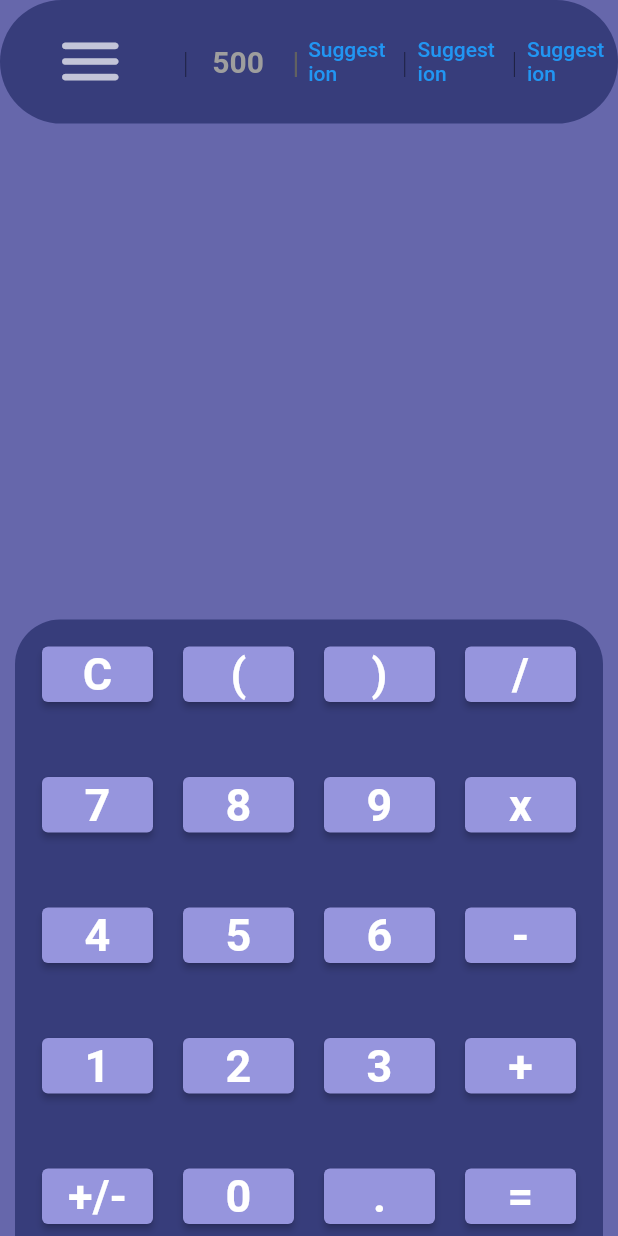
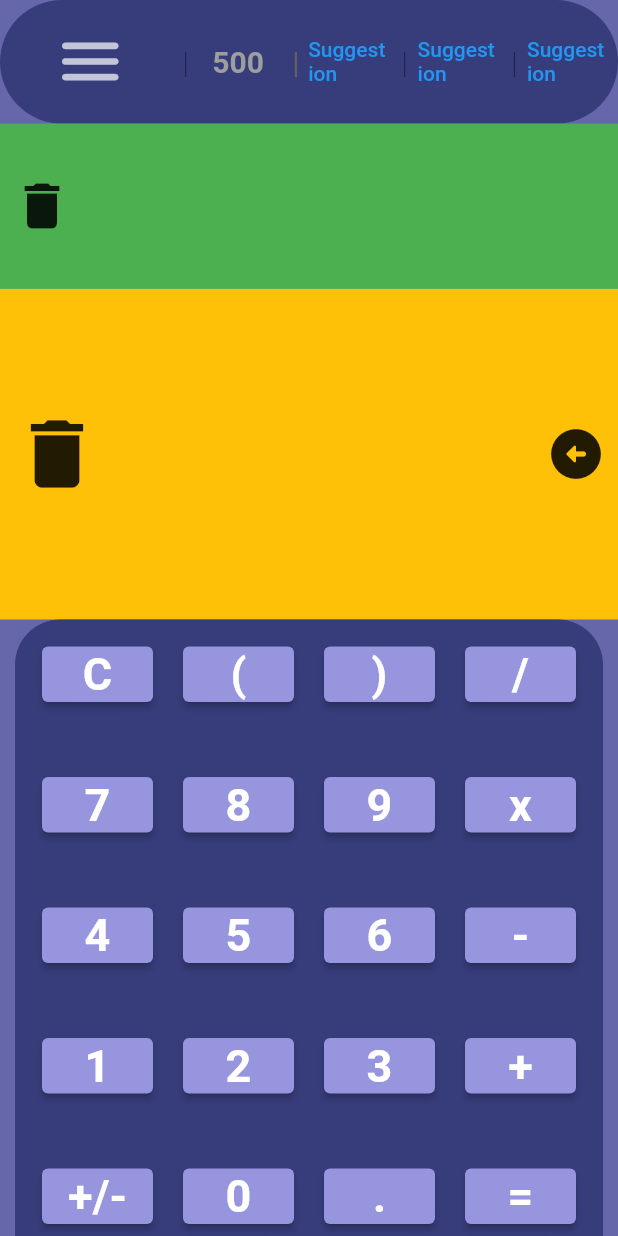
Before and after one commit to NuclearTea/calculator_app, a Flutter app: the screen it shows after launch, on a phone screen of 412 x 824 dp. Run offline on Flutter 3.47's test engine with Material 2 defaults, Android fonts, the phone set to English and light mode, and no system bars; our stand-ins replace math_expressions; missing offline and left inert: function_tree.

Commit message:
fixed container sizing, added buttons

```diff
--- a/lib/main.dart
+++ b/lib/main.dart
@@ -229,14 +229,66 @@ class _MyHomePageState extends State<MyHomePage> {
                 ],
               ),
             ),
-            Column(
-              mainAxisAlignment: MainAxisAlignment.start,
-              children: [
-                Container(
-                  child: Text(equation),
+            Expanded(
+              flex: 1,
+              child: Container(
+                // width: double.infinity,
+                color: Colors.green,
+                child: Row(
+                  children: [
+                    Expanded(
+                      flex: 1,
+                      child: IconButton(
+                          iconSize: 40,
+                          onPressed: () => setState(() => equation = ""),
+                          icon: const Icon(Icons.delete)),
+                    ),
+                    Expanded(
+                      flex: 9,
+                      child: Text(
+                        equation,
+                        textAlign: TextAlign.end,
+                      ),
+                    ),
+                  ],
                 ),
-                Container(child: Text(displayString))
-              ],
+              ),
+            ),
+            Expanded(
+              flex: 2,
+              child: Container(
+                width: double.infinity,
+                color: Colors.amber,
+                child: Row(
+                  children: [
+                    Expanded(
+                      flex: 8,
+                      child: IconButton(
+                          iconSize: 60,
+                          alignment: Alignment.centerLeft,
+                          onPressed: () => setState(() => displayString = ""),
+                          icon: const Icon(Icons.delete)),
+                    ),
+                    Expanded(
+                      flex: 24,
+                      child: Text(
+                        displayString,
+                        textAlign: TextAlign.end,
+                      ),
+                    ),
+                    Expanded(
+                      flex: 8,
+                      child: IconButton(
+                          iconSize: 40,
+                          alignment: Alignment.centerRight,
+                          onPressed: () => setState(() => displayString =
+                              displayString.substring(
+                                  0, displayString.length - 1)),
+                          icon: const Icon(Icons.arrow_circle_left_rounded)),
+                    ),
+                  ],
+                ),
+              ),
             ),
             Container(
               margin: EdgeInsets.fromLTRB(10, 0, 10, 0),
```
